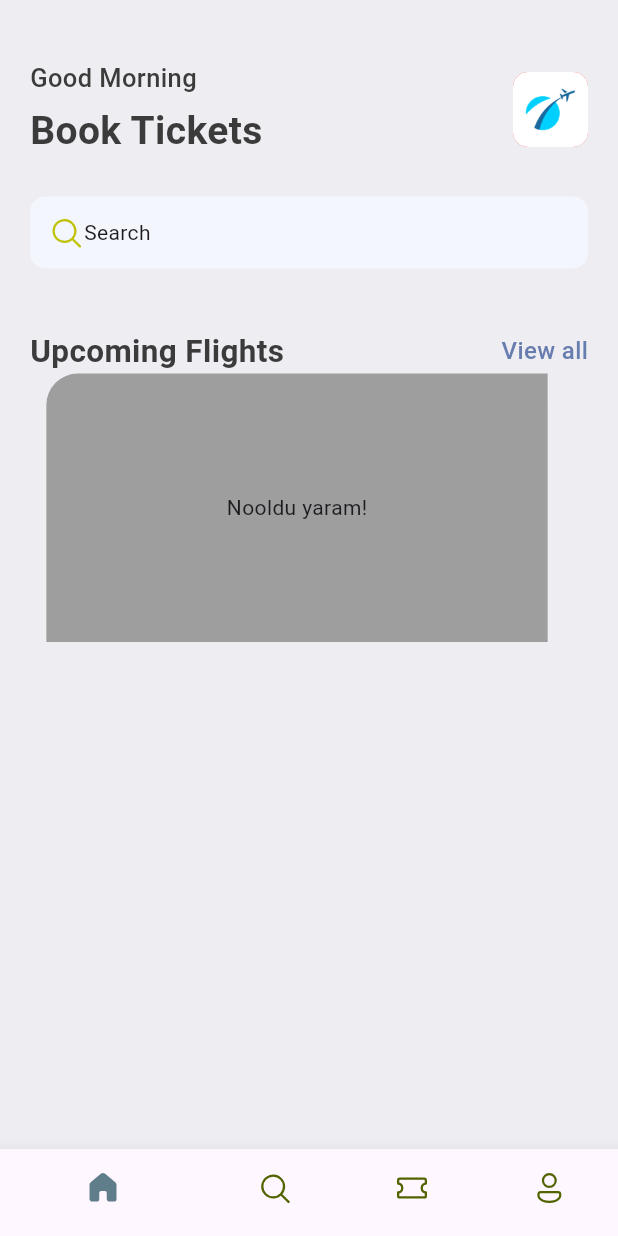
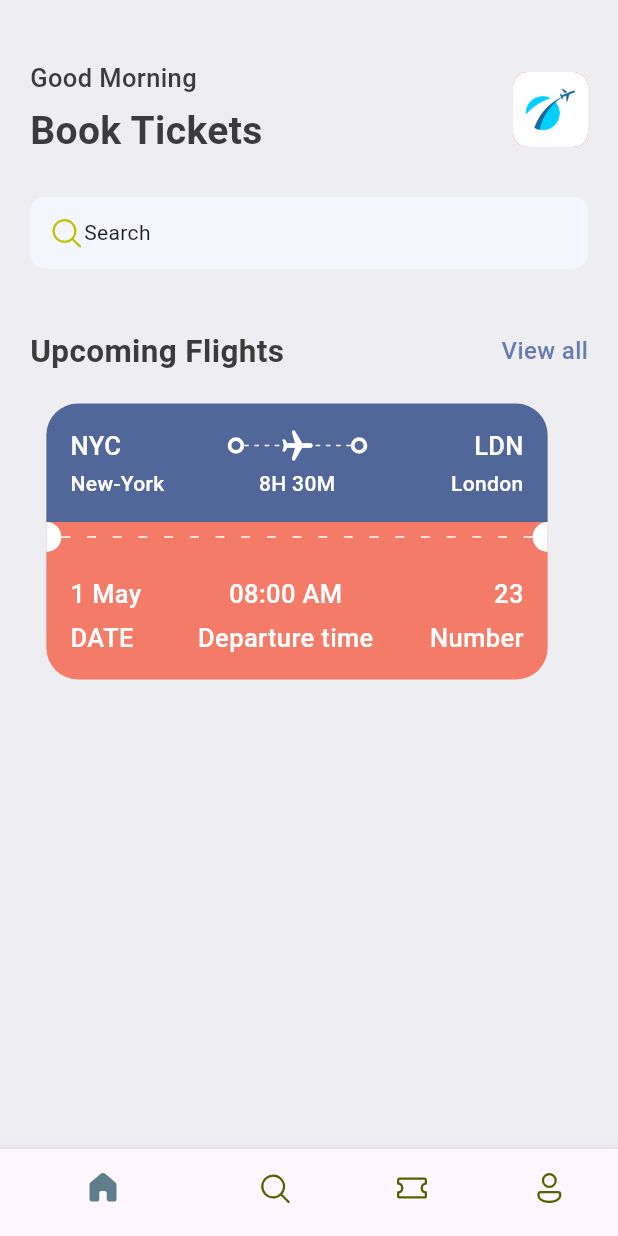
Before and after one commit to alperyun50/ticket_app, a Flutter app: the screen it shows after launch, on a phone screen of 412 x 824 dp. Run offline on Flutter 3.47's test engine with Material 3 defaults, Android fonts, the phone set to English and light mode, and no system bars; our stand-ins replace fluentui_icons.

Commit message:
ticket view widgets added

```diff
--- a/lib/base/res/styles/app_styles.dart
+++ b/lib/base/res/styles/app_styles.dart
@@ -7,6 +7,8 @@ class AppStyles {
   static Color primaryColor = primary;
   static Color bgColor = const Color(0xFFeeedf2);
   static Color textColor = const Color(0xff3b3b3b);
+  static Color ticketBlue = const Color(0xFF526799);
+  static Color ticketOrange = const Color(0xFFF37B67);
 
   static TextStyle textStyle = TextStyle(
     fontSize: 16,
@@ -31,4 +33,10 @@ class AppStyles {
     color: textColor,
     fontWeight: FontWeight.w500,
   );
+
+  static TextStyle headLineStyle4 = TextStyle(
+    fontSize: 14,
+    color: textColor,
+    fontWeight: FontWeight.w500,
+  );
 }
--- /dev/null
+++ b/lib/base/utils/all_json.dart
@@ -0,0 +1,43 @@
+List<Map<String, dynamic>> ticketList = [
+  {
+    'from': {
+      'code':"NYC",
+      'name':"New-York"
+    },
+    'to': {
+      'code':"LDN",
+      'name':"London"
+    },
+    'flying_time': '8H 30M',
+    'date': "1 MAY",
+    'departure_time':"08:00 AM",
+    "number":23
+  },
+  {
+    'from': {
+      'code':"DK",
+      'name':"Dhaka"
+    },
+    'to': {
+      'code':"SH",
+      'name':"Shanghai"
+    },
+    'flying_time': '4H 20M',
+    'date': "10 MAY",
+    'departure_time':"09:00 AM",
+    "number":45
+  },
+];
+class AppRoutes{
+
+  static const homePage = "/";
+
+  static const allTickets = "/all_tickets";
+
+  static const ticketScreen = "/ticket_screen";
+
+  static const allHotels = "/all_hotels";
+
+  static const hotelDetail = "/hotel_detail";
+
+}
--- /dev/null
+++ b/lib/base/widgets/app_column_text_layout.dart
@@ -0,0 +1,22 @@
+import 'package:flutter/material.dart';
+import 'package:ticket_app/base/widgets/text_style_third.dart';
+
+class AppColumnTextLayout extends StatelessWidget {
+  final String topText;
+  final String bottomText;
+  final CrossAxisAlignment alignment;
+
+  const AppColumnTextLayout({super.key, required this.topText, required this.bottomText, required this.alignment});
+
+  @override
+  Widget build(BuildContext context) {
+    return Column(
+      crossAxisAlignment: alignment,
+      children: [
+        TextStyleThird(text: topText),
+        SizedBox(height: 5),
+        TextStyleThird(text: bottomText),
+      ],
+    );
+  }
+}
--- /dev/null
+++ b/lib/base/widgets/app_layoutbuilder_widget.dart
@@ -0,0 +1,33 @@
+import 'package:flutter/material.dart';
+
+class AppLayoutBuilderWidget extends StatelessWidget {
+  final int randomDivider;
+  final double width;
+
+  const AppLayoutBuilderWidget({super.key, required this.randomDivider, this.width=3});
+
+  @override
+  Widget build(BuildContext context) {
+    return LayoutBuilder(
+      builder: (BuildContext context, BoxConstraints constraints) {
+        //print("${constraints.constrainWidth()}");
+
+        return Flex(
+          mainAxisAlignment: MainAxisAlignment.spaceBetween,
+          direction: Axis.horizontal,
+          children: List.generate((constraints.constrainWidth()/randomDivider).floor(),
+                                  (index) => SizedBox(
+                                    width: width,
+                                    height: 1,
+                                    child: DecoratedBox(
+                                      decoration: BoxDecoration(
+                                        color: Colors.white
+                                      ),
+                                    ),
+                                  )
+          )
+        );
+      },
+    );
+  }
+}
--- /dev/null
+++ b/lib/base/widgets/big_circle.dart
@@ -0,0 +1,27 @@
+import 'package:flutter/material.dart';
+
+class BigCircle extends StatelessWidget {
+  final bool isRight;
+
+  const BigCircle({super.key, required this.isRight});
+
+  @override
+  Widget build(BuildContext context) {
+    return SizedBox(
+                    height: 20,
+                    width: 10,
+                    child: DecoratedBox(
+                      decoration: BoxDecoration(
+                        color: Colors.white,
+                        borderRadius: isRight == true ? BorderRadius.only(
+                          topLeft: Radius.circular(10),
+                          bottomLeft: Radius.circular(10),
+                        ): BorderRadius.only(
+                          topRight: Radius.circular(10),
+                          bottomRight: Radius.circular(10),
+                        ),
+                      ),
+                    )
+                  );
+  }
+}
--- /dev/null
+++ b/lib/base/widgets/big_dot.dart
@@ -0,0 +1,16 @@
+import 'package:flutter/material.dart';
+
+class BigDot extends StatelessWidget {
+  const BigDot({super.key});
+
+  @override
+  Widget build(BuildContext context) {
+    return Container(
+      padding: EdgeInsets.all(3),
+      decoration: BoxDecoration(
+        border: Border.all(width: 2.5, color: Colors.white),
+        borderRadius: BorderRadius.circular(20),
+      ),
+    );
+  }
+}
--- /dev/null
+++ b/lib/base/widgets/text_style_fourth.dart
@@ -0,0 +1,18 @@
+import 'package:flutter/material.dart';
+import 'package:ticket_app/base/res/styles/app_styles.dart';
+
+class TextStyleFourth extends StatelessWidget {
+  final String text;
+  final TextAlign align;
+
+  const TextStyleFourth({super.key, required this.text, this.align = TextAlign.start});
+
+  @override
+  Widget build(BuildContext context) {
+    return Text(
+      text,
+      textAlign: align,
+      style: AppStyles.headLineStyle4.copyWith(color: Colors.white),
+    );
+  }
+}
--- /dev/null
+++ b/lib/base/widgets/text_style_third.dart
@@ -0,0 +1,16 @@
+import 'package:flutter/material.dart';
+import 'package:ticket_app/base/res/styles/app_styles.dart';
+
+class TextStyleThird extends StatelessWidget {
+  final String text;
+
+  const TextStyleThird({super.key, required this.text});
+
+  @override
+  Widget build(BuildContext context) {
+    return Text(
+      text,
+      style: AppStyles.headLineStyle3.copyWith(color: Colors.white),
+    );
+  }
+}
--- a/lib/base/widgets/ticket_view.dart
+++ b/lib/base/widgets/ticket_view.dart
@@ -1,22 +1,147 @@
+// ignore_for_file: sort_child_properties_last
+
 import 'package:flutter/material.dart';
+import 'package:ticket_app/base/res/styles/app_styles.dart';
+import 'package:ticket_app/base/widgets/app_column_text_layout.dart';
+import 'package:ticket_app/base/widgets/app_layoutbuilder_widget.dart';
+import 'package:ticket_app/base/widgets/big_circle.dart';
+import 'package:ticket_app/base/widgets/big_dot.dart';
+import 'package:ticket_app/base/widgets/text_style_fourth.dart';
+import 'package:ticket_app/base/widgets/text_style_third.dart';
 
 class TicketView extends StatelessWidget {
   const TicketView({super.key});
 
   @override
   Widget build(BuildContext context) {
-    // Upcoming flight part
+    // Upcoming flight card part
     final size = MediaQuery.of(context).size;
 
     return SizedBox(
       width: size.width * 0.85,
-      height: 179,
+      height: 189,
       child: Container(
         margin: EdgeInsets.only(right: 16),
-        child: Center(child: Text("Nooldu yaram!"),),
-        decoration: BoxDecoration(
-          color: Colors.grey,
-          borderRadius: BorderRadius.only(topLeft: Radius.circular(21))
+
+        child: Column(
+          children: [
+            // blue part of tickets
+            Container(
+              padding: EdgeInsets.all(16),
+              decoration: BoxDecoration(
+                color: AppStyles.ticketBlue,
+                borderRadius: BorderRadius.only(
+                  topLeft: Radius.circular(21),
+                  topRight: Radius.circular(21),
+                ),
+              ),
+              child: Column(
+                children: [
+                  // shows departure and destination with icons first line
+                  Row(
+                    children: [
+                      TextStyleThird(text: "NYC"),
+                      Expanded(child: Container()),
+                      BigDot(),
+                      Expanded(
+                        child: Stack(
+                          children: [
+                            SizedBox(
+                              height: 24,
+                              child: AppLayoutBuilderWidget(randomDivider: 6),
+                            ),
+                            Center(
+                              child: Transform.rotate(
+                                // 1.57 is 90 degree
+                                angle: 1.57,
+                                child: Icon(
+                                  Icons.local_airport_rounded,
+                                  color: Colors.white,
+                                ),
+                              ),
+                            ),
+                          ],
+                        ),
+                      ),
+                      BigDot(),
+                      Expanded(child: Container()),
+                      TextStyleThird(text: "LDN"),
+                    ],
+                  ),
+
+                  SizedBox(height: 3),
+                  // show departure and destination names with time
+                  Row(
+                    children: [
+                      SizedBox(
+                        width: 100,
+                        child: TextStyleFourth(text: "New-York"),
+                      ),
+                      Expanded(child: Container()),
+                      TextStyleFourth(text: "8H 30M"),
+                      Expanded(child: Container()),
+                      SizedBox(
+                        width: 100,
+                        child: TextStyleFourth(text: "London", align: TextAlign.end,),
+                     ),
+                    ],
+                  ),
+                ],
+              ),
+            ),
+            // circles and dots
+            Container(
+              height: 20,
+              color: AppStyles.ticketOrange,
+              child: Row(
+                children: [
+                  BigCircle(isRight: false,),
+                  Expanded(child: AppLayoutBuilderWidget(
+                    randomDivider: 16,
+                    width: 6,
+                  )),
+                  //Transform.rotate(angle: 3.14, child: BigCircle(),)
+                  BigCircle(isRight: true,),
+                ],
+              ),
+            ),
+            // orange part of tickets
+            Container(
+              padding: EdgeInsets.all(16),
+              decoration: BoxDecoration(
+                color: AppStyles.ticketOrange,
+                borderRadius: BorderRadius.only(
+                  bottomLeft: Radius.circular(21),
+                  bottomRight: Radius.circular(21),
+                ),
+              ),
+              child: Column(
+                children: [
+                  // shows departure and destination with icons first line
+                  Row(
+                    mainAxisAlignment: MainAxisAlignment.spaceBetween,
+                    children: [
+                      AppColumnTextLayout(
+                        topText: "1 May",
+                        bottomText: "DATE",
+                        alignment: CrossAxisAlignment.start,
+                      ),
+                      AppColumnTextLayout(
+                        topText: "08:00 AM",
+                        bottomText: "Departure time",
+                        alignment: CrossAxisAlignment.center,
+                      ),
+                      AppColumnTextLayout(
+                        topText: "23",
+                        bottomText: "Number",
+                        alignment: CrossAxisAlignment.end,
+                      ),
+                     ],
+                  ),
+                ],
+              ),
+            ),
+          ],
         ),
       ),
     );
--- a/lib/main.dart
+++ b/lib/main.dart
@@ -3,20 +3,20 @@ import 'package:ticket_app/base/bottom_nav_bar.dart';
 
 void main() {
   runApp(const MyApp());
-  var test = TestClass(x:1, y:2);
-  print(test.x);
+  // var test = TestClass(x:1, y:2);
+  // print(test.x);
 }
 
-class TestClass{
-  int x;
-  int y;
+// class TestClass{
+//   int x;
+//   int y;
 
-  TestClass({required this.x, required this.y});
+//   TestClass({required this.x, required this.y});
 
-  TestClass copyWith(int? x, int? y){
-    return TestClass(x:x!, y:y!);
-  }
-}
+//   TestClass copyWith(int? x, int? y){
+//     return TestClass(x:x!, y:y!);
+//   }
+// }
 
 class MyApp extends StatelessWidget {
   const MyApp({super.key});
--- a/lib/screens/home_screen.dart
+++ b/lib/screens/home_screen.dart
@@ -68,6 +68,7 @@ class HomeScreen extends StatelessWidget {
               ),
               SizedBox(height: 40,),
               AppDoubleText(bigText: "Upcoming Flights", smallText: "View all",),
+              SizedBox(height: 20,),
               TicketView()
             ],
             ),
```
Also changed, not shown: flutter_01.png (added), flutter_02.png (added), flutter_03.png (added).
